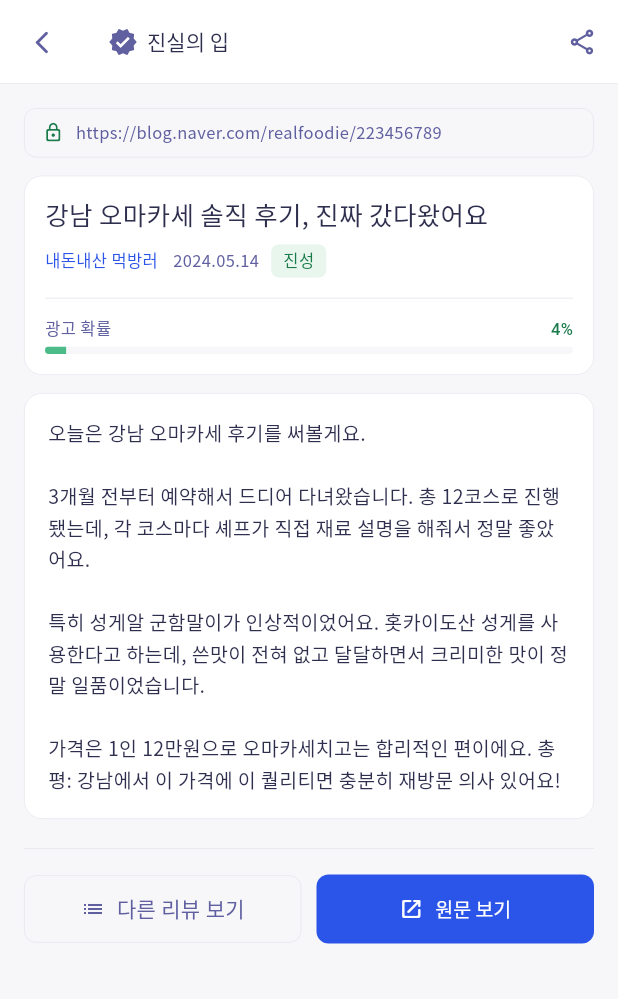
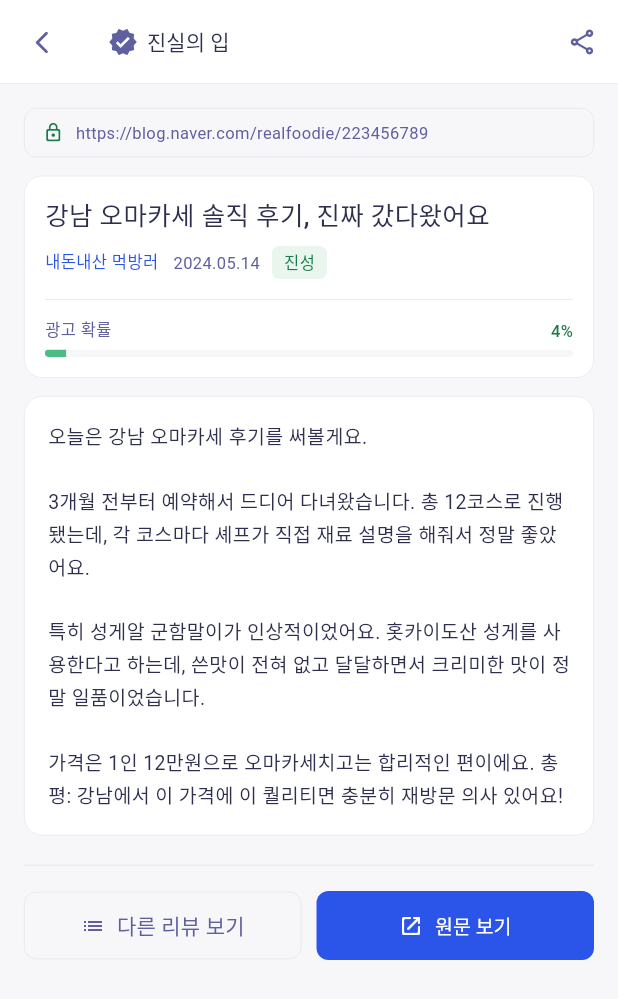
Before and after one commit to The-Truth-Filtering-Engine/The-Truth-Filtering-Engine, a Flutter app: the BlogWebviewScreen screen opened directly with sample values from the repository, on a phone screen of 412 x 824 dp. Shown: the top 999 px of the screen. Run offline on Flutter 3.47's test engine with Material 3 defaults, Android fonts, the phone set to English and light mode, and no system bars; our stand-ins replace dio, flutter_map, flutter_riverpod, geolocator, latlong2.

```diff
--- a/the_truth_filtering_engine/lib/core/theme/app_theme.dart
+++ b/the_truth_filtering_engine/lib/core/theme/app_theme.dart
@@ -1,5 +1,4 @@
 import 'package:flutter/material.dart';
-import 'package:google_fonts/google_fonts.dart';
 
 // ── 색상 팔레트 ──────────────────────────────
 class AppColors {
@@ -36,25 +35,68 @@ class AppColors {
 
 // ── 텍스트 스타일 ────────────────────────────
 class AppText {
-  static TextStyle display() => GoogleFonts.notoSansKr(
-    fontSize: 22, fontWeight: FontWeight.w500, color: AppColors.textPrimary);
+  static const _baseFontFamily = 'Malgun Gothic';
+  static const _fontFallbacks = <String>[
+    'Apple SD Gothic Neo',
+    'Malgun Gothic',
+    'Apple SD 산돌고딕 Neo',
+    'Nanum Gothic',
+    'Segoe UI',
+    'Noto Sans KR',
+    'Arial',
+    'Helvetica',
+    'sans-serif',
+  ];
 
-  static TextStyle title() => GoogleFonts.notoSansKr(
-    fontSize: 17, fontWeight: FontWeight.w500, color: AppColors.textPrimary);
+  static TextStyle display() => const TextStyle(
+        fontFamily: _baseFontFamily,
+        fontFamilyFallback: _fontFallbacks,
+        fontSize: 22,
+        fontWeight: FontWeight.w500,
+        color: AppColors.textPrimary,
+      );
 
-  static TextStyle subtitle() => GoogleFonts.notoSansKr(
-    fontSize: 14, fontWeight: FontWeight.w500, color: AppColors.textPrimary);
+  static TextStyle title() => const TextStyle(
+        fontFamily: _baseFontFamily,
+        fontFamilyFallback: _fontFallbacks,
+        fontSize: 17,
+        fontWeight: FontWeight.w500,
+        color: AppColors.textPrimary,
+      );
 
-  static TextStyle body() => GoogleFonts.notoSansKr(
-    fontSize: 13, fontWeight: FontWeight.w400, color: AppColors.textPrimary,
-    height: 1.6);
+  static TextStyle subtitle() => const TextStyle(
+        fontFamily: _baseFontFamily,
+        fontFamilyFallback: _fontFallbacks,
+        fontSize: 14,
+        fontWeight: FontWeight.w500,
+        color: AppColors.textPrimary,
+      );
 
-  static TextStyle caption() => GoogleFonts.notoSansKr(
-    fontSize: 11, fontWeight: FontWeight.w400, color: AppColors.textSecondary);
+  static TextStyle body() => const TextStyle(
+        fontFamily: _baseFontFamily,
+        fontFamilyFallback: _fontFallbacks,
+        fontSize: 13,
+        fontWeight: FontWeight.w400,
+        color: AppColors.textPrimary,
+        height: 1.6,
+      );
 
-  static TextStyle label() => GoogleFonts.notoSansKr(
-    fontSize: 9, fontWeight: FontWeight.w500, color: AppColors.textHint,
-    letterSpacing: 0.4);
+  static TextStyle caption() => const TextStyle(
+        fontFamily: _baseFontFamily,
+        fontFamilyFallback: _fontFallbacks,
+        fontSize: 11,
+        fontWeight: FontWeight.w400,
+        color: AppColors.textSecondary,
+      );
+
+  static TextStyle label() => const TextStyle(
+        fontFamily: _baseFontFamily,
+        fontFamilyFallback: _fontFallbacks,
+        fontSize: 9,
+        fontWeight: FontWeight.w500,
+        color: AppColors.textHint,
+        letterSpacing: 0.4,
+      );
 }
 
 // ── 테마 ─────────────────────────────────────
@@ -62,6 +104,16 @@ class AppTheme {
   static ThemeData get light => ThemeData(
     useMaterial3: true,
     scaffoldBackgroundColor: AppColors.bg,
+    fontFamily: AppText._baseFontFamily,
+    fontFamilyFallback: AppText._fontFallbacks,
+    textTheme: ThemeData.light().textTheme.apply(
+      fontFamily: AppText._baseFontFamily,
+      fontFamilyFallback: AppText._fontFallbacks,
+    ),
+    primaryTextTheme: ThemeData.light().textTheme.apply(
+      fontFamily: AppText._baseFontFamily,
+      fontFamilyFallback: AppText._fontFallbacks,
+    ),
     colorScheme: ColorScheme.light(
       primary: AppColors.primary500,
       surface: AppColors.surface,
```
Also changed, not shown: the_truth_filtering_engine/lib/features/1-1_map/screens/map_screen.dart (+2 -6 lines), the_truth_filtering_engine/lib/features/1-1_map/widgets/truth_score_marker.dart (+21 -67 lines).
